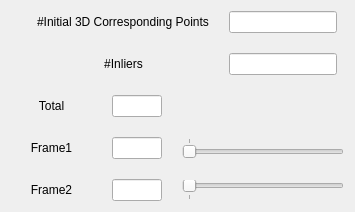
Old version of the form source/lib/MapCreator/form/InliersViewerOptionDialog.ui in the repository kunlin596/MapCreator.
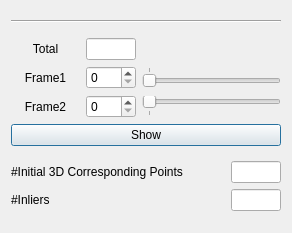
New version of the form. Icons and pictures are not drawn.

Commit message: MapCreator / BasicViewer: Play point cloud feature implemented. InliersViewer : Control dialog redesigned.

```diff
--- a/source/lib/MapCreator/form/InliersViewerOptionDialog.ui
+++ b/source/lib/MapCreator/form/InliersViewerOptionDialog.ui
@@ -6,101 +6,27 @@
    <rect>
     <x>0</x>
     <y>0</y>
-    <width>355</width>
-    <height>189</height>
+    <width>292</width>
+    <height>233</height>
    </rect>
   </property>
   <property name="windowTitle">
    <string>Inliers Viewer Controller</string>
   </property>
   <property name="windowIcon">
-   <iconset resource="../Resource/Resource.qrc">
+   <iconset>
     <normaloff>:/Icons/Icons/share.icns</normaloff>:/Icons/Icons/share.icns</iconset>
   </property>
   <layout class="QVBoxLayout" name="verticalLayout">
-   <property name="spacing">
-    <number>20</number>
-   </property>
    <item>
-    <layout class="QFormLayout" name="formLayout">
-     <property name="labelAlignment">
-      <set>Qt::AlignCenter</set>
+    <widget class="Line" name="line">
+     <property name="orientation">
+      <enum>Qt::Horizontal</enum>
      </property>
-     <property name="formAlignment">
-      <set>Qt::AlignCenter</set>
-     </property>
-     <item row="0" column="0">
-      <widget class="QLabel" name="label_10">
-       <property name="sizePolicy">
-        <sizepolicy hsizetype="Minimum" vsizetype="Preferred">
-         <horstretch>0</horstretch>
-         <verstretch>0</verstretch>
-        </sizepolicy>
-       </property>
-       <property name="text">
-        <string>#Initial 3D Corresponding Points</string>
-       </property>
-       <property name="alignment">
-        <set>Qt::AlignCenter</set>
-       </property>
-      </widget>
-     </item>
-     <item row="0" column="1">
-      <widget class="QLineEdit" name="LineEdit_NumberOfInitialCorrespondingPoints">
-       <property name="sizePolicy">
-        <sizepolicy hsizetype="Fixed" vsizetype="Fixed">
-         <horstretch>0</horstretch>
-         <verstretch>0</verstretch>
-        </sizepolicy>
-       </property>
-       <property name="readOnly">
-        <bool>true</bool>
-       </property>
-      </widget>
-     </item>
-     <item row="1" column="0">
-      <widget class="QLabel" name="label_9">
-       <property name="sizePolicy">
-        <sizepolicy hsizetype="Minimum" vsizetype="Preferred">
-         <horstretch>0</horstretch>
-         <verstretch>0</verstretch>
-        </sizepolicy>
-       </property>
-       <property name="text">
-        <string>#Inliers</string>
-       </property>
-       <property name="alignment">
-        <set>Qt::AlignCenter</set>
-       </property>
-      </widget>
-     </item>
-     <item row="1" column="1">
-      <widget class="QLineEdit" name="LineEdit_NumberOfInliers">
-       <property name="sizePolicy">
-        <sizepolicy hsizetype="Fixed" vsizetype="Fixed">
-         <horstretch>0</horstretch>
-         <verstretch>0</verstretch>
-        </sizepolicy>
-       </property>
-       <property name="readOnly">
-        <bool>true</bool>
-       </property>
-      </widget>
-     </item>
-    </layout>
+    </widget>
    </item>
    <item>
     <layout class="QGridLayout" name="gridLayout_2">
-     <item row="0" column="0">
-      <widget class="QLabel" name="label_8">
-       <property name="text">
-        <string>Total</string>
-       </property>
-       <property name="alignment">
-        <set>Qt::AlignCenter</set>
-       </property>
-      </widget>
-     </item>
      <item row="1" column="0">
       <widget class="QLabel" name="label_3">
        <property name="text">
@@ -111,28 +37,6 @@
        </property>
       </widget>
      </item>
-     <item row="2" column="1">
-      <widget class="QLineEdit" name="LineEdit_CurrentIndexFrame2">
-       <property name="sizePolicy">
-        <sizepolicy hsizetype="Fixed" vsizetype="Fixed">
-         <horstretch>0</horstretch>
-         <verstretch>0</verstretch>
-        </sizepolicy>
-       </property>
-       <property name="maximumSize">
-        <size>
-         <width>50</width>
-         <height>16777215</height>
-        </size>
-       </property>
-       <property name="alignment">
-        <set>Qt::AlignCenter</set>
-       </property>
-       <property name="readOnly">
-        <bool>true</bool>
-       </property>
-      </widget>
-     </item>
      <item row="1" column="2" colspan="2">
       <widget class="QSlider" name="HorizontalSlider_IndexFrame1">
        <property name="sizePolicy">
@@ -164,34 +68,6 @@
        </property>
       </widget>
      </item>
-     <item row="1" column="1">
-      <widget class="QLineEdit" name="LineEdit_CurrentIndexFrame1">
-       <property name="sizePolicy">
-        <sizepolicy hsizetype="Fixed" vsizetype="Fixed">
-         <horstretch>0</horstretch>
-         <verstretch>0</verstretch>
-        </sizepolicy>
-       </property>
-       <property name="minimumSize">
-        <size>
-         <width>0</width>
-         <height>0</height>
-        </size>
-       </property>
-       <property name="maximumSize">
-        <size>
-         <width>50</width>
-         <height>16777215</height>
-        </size>
-       </property>
-       <property name="alignment">
-        <set>Qt::AlignCenter</set>
-       </property>
-       <property name="readOnly">
-        <bool>true</bool>
-       </property>
-      </widget>
-     </item>
      <item row="2" column="0">
       <widget class="QLabel" name="label_4">
        <property name="text">
@@ -243,6 +119,9 @@
        </property>
       </widget>
      </item>
+     <item row="1" column="1">
+      <widget class="QSpinBox" name="SpinBox_IndexFrame1"/>
+     </item>
      <item row="0" column="1">
       <widget class="QLineEdit" name="LineEdit_TotalFrameCount">
        <property name="sizePolicy">
@@ -265,6 +144,126 @@
        </property>
       </widget>
      </item>
+     <item row="2" column="1">
+      <widget class="QSpinBox" name="SpinBox_IndexFrame2"/>
+     </item>
+     <item row="3" column="0" colspan="4">
+      <widget class="QPushButton" name="PushButton_Show">
+       <property name="text">
+        <string>Show</string>
+       </property>
+      </widget>
+     </item>
+     <item row="0" column="0">
+      <widget class="QLabel" name="label_8">
+       <property name="text">
+        <string>Total</string>
+       </property>
+       <property name="alignment">
+        <set>Qt::AlignCenter</set>
+       </property>
+      </widget>
+     </item>
+    </layout>
+   </item>
+   <item>
+    <layout class="QGridLayout" name="gridLayout">
+     <item row="0" column="0">
+      <widget class="QLabel" name="label_10">
+       <property name="sizePolicy">
+        <sizepolicy hsizetype="Minimum" vsizetype="Preferred">
+         <horstretch>0</horstretch>
+         <verstretch>0</verstretch>
+        </sizepolicy>
+       </property>
+       <property name="text">
+        <string>#Initial 3D Corresponding Points</string>
+       </property>
+       <property name="alignment">
+        <set>Qt::AlignLeading|Qt::AlignLeft|Qt::AlignVCenter</set>
+       </property>
+      </widget>
+     </item>
+     <item row="0" column="1">
+      <spacer name="horizontalSpacer_2">
+       <property name="orientation">
+        <enum>Qt::Horizontal</enum>
+       </property>
+       <property name="sizeHint" stdset="0">
+        <size>
+         <width>40</width>
+         <height>20</height>
+        </size>
+       </property>
+      </spacer>
+     </item>
+     <item row="0" column="2">
+      <widget class="QLineEdit" name="LineEdit_NumberOfInitialCorrespondingPoints">
+       <property name="sizePolicy">
+        <sizepolicy hsizetype="Fixed" vsizetype="Fixed">
+         <horstretch>0</horstretch>
+         <verstretch>0</verstretch>
+        </sizepolicy>
+       </property>
+       <property name="maximumSize">
+        <size>
+         <width>50</width>
+         <height>16777215</height>
+        </size>
+       </property>
+       <property name="readOnly">
+        <bool>true</bool>
+       </property>
+      </widget>
+     </item>
+     <item row="1" column="0">
+      <widget class="QLabel" name="label_9">
+       <property name="sizePolicy">
+        <sizepolicy hsizetype="Minimum" vsizetype="Preferred">
+         <horstretch>0</horstretch>
+         <verstretch>0</verstretch>
+        </sizepolicy>
+       </property>
+       <property name="text">
+        <string>#Inliers</string>
+       </property>
+       <property name="alignment">
+        <set>Qt::AlignLeading|Qt::AlignLeft|Qt::AlignVCenter</set>
+       </property>
+      </widget>
+     </item>
+     <item row="1" column="1">
+      <spacer name="horizontalSpacer_3">
+       <property name="orientation">
+        <enum>Qt::Horizontal</enum>
+       </property>
+       <property name="sizeHint" stdset="0">
+        <size>
+         <width>40</width>
+         <height>20</height>
+        </size>
+       </property>
+      </spacer>
+     </item>
+     <item row="1" column="2">
+      <widget class="QLineEdit" name="LineEdit_NumberOfInliers">
+       <property name="sizePolicy">
+        <sizepolicy hsizetype="Fixed" vsizetype="Fixed">
+         <horstretch>0</horstretch>
+         <verstretch>0</verstretch>
+        </sizepolicy>
+       </property>
+       <property name="maximumSize">
+        <size>
+         <width>50</width>
+         <height>16777215</height>
+        </size>
+       </property>
+       <property name="readOnly">
+        <bool>true</bool>
+       </property>
+      </widget>
+     </item>
     </layout>
    </item>
   </layout>
```
Left out of the diff: 4 changed lines with no effect on the pictures. The commit also changes 17 other files.
